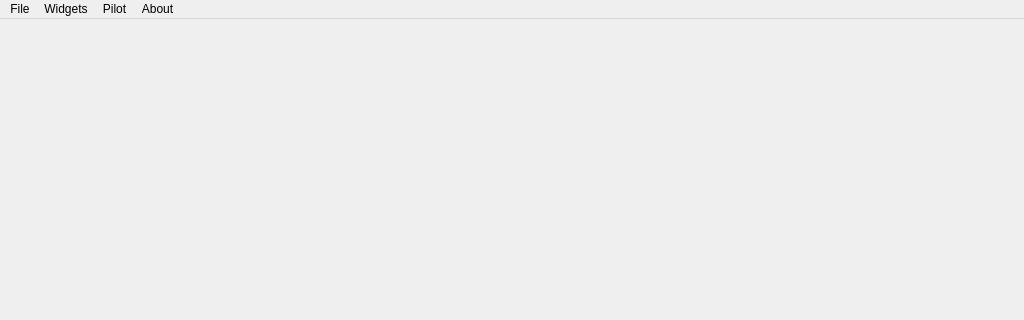
Old version of the form src/ui/MainWindow.ui in the repository OncelUmutTURER/SinerjiGCS; both pictures show x 0 to 1024 and y 0 to 320 of the 1024 by 600 pixel window.
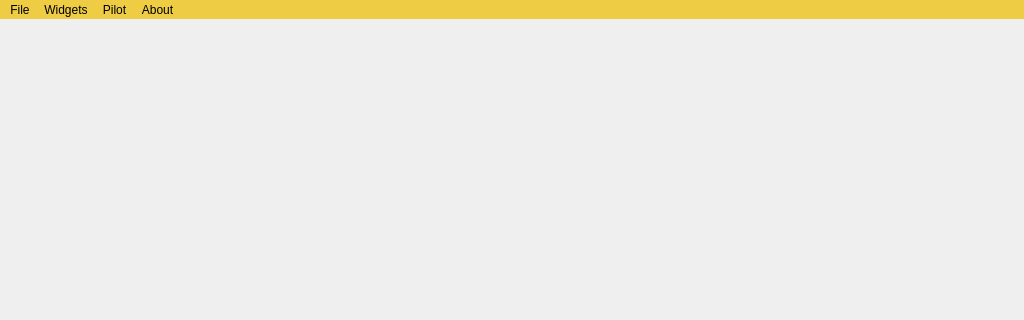
New version of the form.

```diff
--- a/src/ui/MainWindow.ui
+++ b/src/ui/MainWindow.ui
@@ -54,6 +54,23 @@
      <height>22</height>
     </rect>
    </property>
+   <property name="styleSheet">
+    <string notr="true">QMenuBar {
+     background-color: rgb(238,204,68)
+ }
+
+ QMenuBar::item {
+     background: transparent;
+ }
+
+ QMenuBar::item:selected {
+     background: #a8a8a8;
+ }
+
+ QMenuBar::item:pressed {
+     background: #888888;
+ }</string>
+   </property>
    <widget class="QMenu" name="menuFile">
     <property name="title">
      <string>File</string>
```
Left out of the diff: 9 changed lines with no effect on the pictures.
